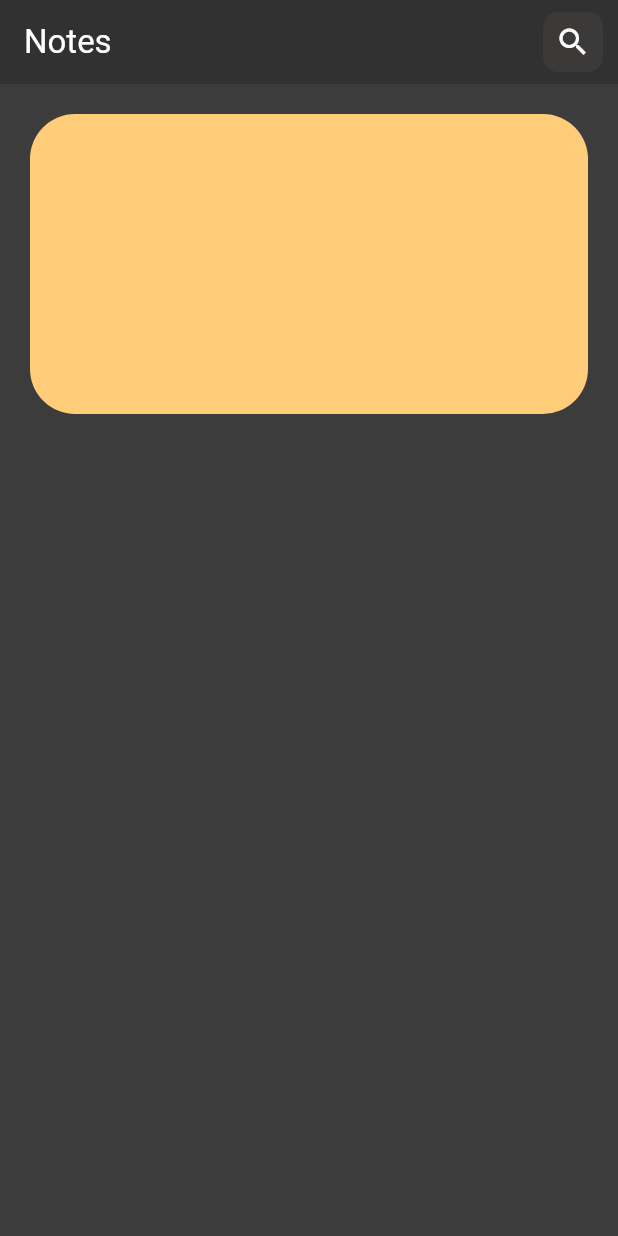
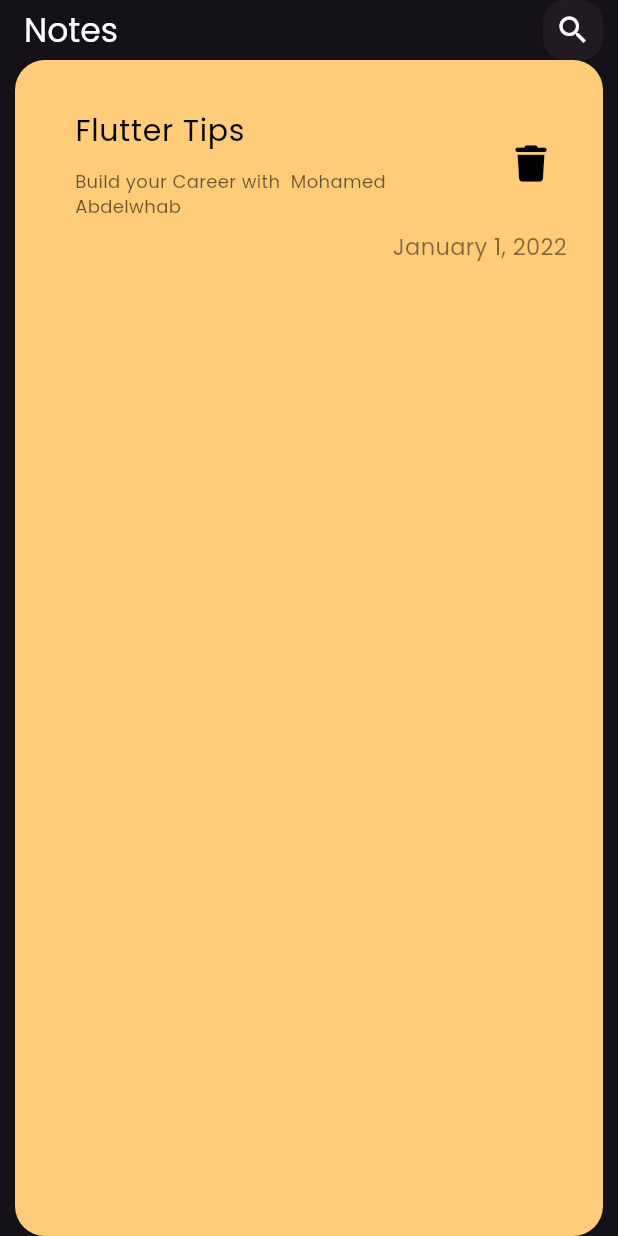
Before and after one commit to MohamedAbdelwhabMohamed/notes_app, a Flutter app: the screen it shows after launch, on a phone screen of 412 x 824 dp. Run offline on Flutter 3.47's test engine with Material 3 defaults, Android fonts, the light colour scheme and no system bars; our stand-ins replace font_awesome_flutter.

Commit message:
costem creat item

```diff
--- a/lib/main.dart
+++ b/lib/main.dart
@@ -12,7 +12,10 @@ class MyApp extends StatelessWidget {
   @override
   Widget build(BuildContext context) {
     return MaterialApp(
-      theme: ThemeData(brightness: Brightness.dark),
+      theme: ThemeData(
+        brightness: Brightness.dark,
+        fontFamily: 'Poppins',
+      ),
       debugShowCheckedModeBanner: false,
       home: const NotesApp(),
     );
--- a/lib/view/notes_app.dart
+++ b/lib/view/notes_app.dart
@@ -1,48 +1,17 @@
 import 'package:flutter/material.dart';
+import 'package:opp/widget/custom_appBar.dart';
+import 'package:opp/widget/costom_note_item.dart';
 
 class NotesApp extends StatelessWidget {
   const NotesApp({super.key});
 
   @override
   Widget build(BuildContext context) {
-    return Scaffold(
-      backgroundColor: Color(0xFF0303030),
-      appBar: AppBar(
-        backgroundColor: Color(0xFF0303030),
-        title: const Text(
-          'Notes',
-          style: TextStyle(color: Colors.white),
+    return const Scaffold(
+        appBar: PreferredSize(
+          preferredSize: Size.fromHeight(40.0), // or any other size you want
+          child: CustomAppbar(),
         ),
-        actions: [
-          Container(
-              margin: EdgeInsets.only(right: 10),
-              height: 40,
-              width: 40,
-              decoration: BoxDecoration(
-                  color: Color(0xFF3B3B3),
-                  borderRadius: BorderRadius.circular(10)),
-              child: IconButton(
-                  onPressed: () {},
-                  icon: Icon(
-                    Icons.search,
-                    color: Colors.white,
-                  )))
-        ],
-      ),
-      body: ListView(
-        children: [
-          Padding(
-            padding: const EdgeInsets.all(20),
-            child: Container(
-              decoration: BoxDecoration(
-                  color: Color(0xFFFFCD7A),
-                  borderRadius: BorderRadius.circular(30)),
-              width: 100,
-              height: 200,
-            ),
-          )
-        ],
-      ),
-    );
+        body: NotesItemBady());
   }
 }
--- /dev/null
+++ b/lib/widget/costom_note_item.dart
@@ -0,0 +1,60 @@
+import 'package:flutter/material.dart';
+import 'package:font_awesome_flutter/font_awesome_flutter.dart';
+
+class NotesItemBady extends StatelessWidget {
+  const NotesItemBady({super.key});
+
+  @override
+  Widget build(BuildContext context) {
+    return Padding(
+      padding: const EdgeInsets.only(left: 10, right: 10),
+      child: Container(
+        padding: const EdgeInsets.only(top: 24, left: 24, bottom: 24),
+        decoration: BoxDecoration(
+            color: const Color(0xFFFFCD7A),
+            borderRadius: BorderRadius.circular(20)),
+        child: Column(
+          crossAxisAlignment: CrossAxisAlignment.end,
+          children: [
+            ListTile(
+              title: const Text(
+                'Flutter Tips',
+                style: TextStyle(
+                  color: Colors.black,
+                  fontSize: 20,
+                ),
+              ),
+              subtitle: Padding(
+                padding: const EdgeInsets.only(
+                  top: 10,
+                ),
+                child: Text(
+                  'Build your Career with  Mohamed Abdelwhab',
+                  style: TextStyle(
+                    color: Colors.black.withOpacity(0.6),
+                    fontSize: 12,
+                  ),
+                ),
+              ),
+              trailing: IconButton(
+                  onPressed: () {},
+                  icon: const Icon(
+                    size: 24,
+                    FontAwesomeIcons.trash,
+                    color: Colors.black,
+                  )),
+            ),
+            Padding(
+              padding: const EdgeInsets.only(right: 24),
+              child: Text(
+                'January 1, 2022',
+                style: TextStyle(
+                    color: Colors.black.withOpacity(0.5), fontSize: 15),
+              ),
+            ),
+          ],
+        ),
+      ),
+    );
+  }
+}
--- /dev/null
+++ b/lib/widget/custom_appBar.dart
@@ -0,0 +1,32 @@
+// ignore_for_file: use_full_hex_values_for_flutter_colors, file_names
+
+import 'package:flutter/material.dart';
+
+class CustomAppbar extends StatelessWidget {
+  const CustomAppbar({super.key});
+
+  @override
+  Widget build(BuildContext context) {
+    return AppBar(
+      title: const Text(
+        'Notes',
+        style: TextStyle(color: Colors.white),
+      ),
+      actions: [
+        Container(
+            margin: const EdgeInsets.only(right: 10),
+            height: 40,
+            width: 40,
+            decoration: BoxDecoration(
+                color: const Color(0xFF3B3B3),
+                borderRadius: BorderRadius.circular(15)),
+            child: IconButton(
+                onPressed: () {},
+                icon: const Icon(
+                  Icons.search,
+                  color: Colors.white,
+                )))
+      ],
+    );
+  }
+}
```
Also changed, not shown: pubspec.yaml (+6 -6 lines), assets/fonts/Poppins-Regular.ttf (added), pubspec.lock.
